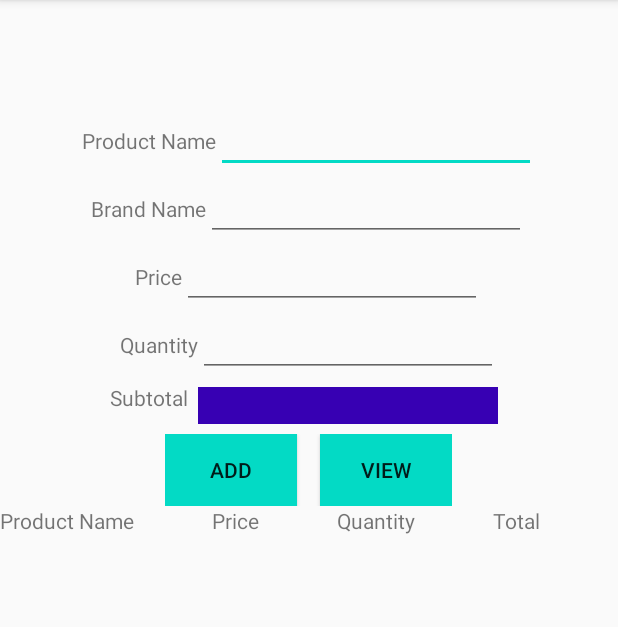
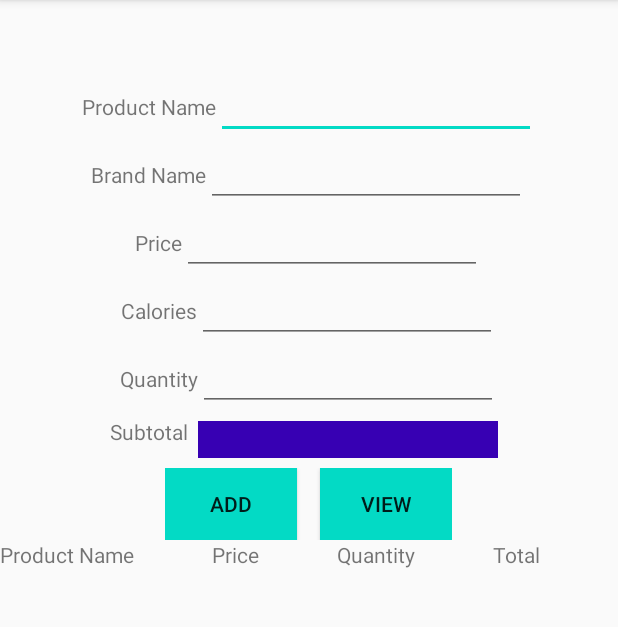
Before and after one commit to Arkhamides/GroceryManagementApp, an Android app: the screen it shows after launch (MainActivity), on a phone screen of 412 x 824 dp, the part 84-711 px from its top. Run offline under Robolectric (Android 15) with nearby library versions, the phone set to English and light mode, and no system bars.

Commit message:
casual fixes

```diff
--- a/app/src/main/java/com/joearchondis/grocerymanagement1/DatabaseHelper.java
+++ b/app/src/main/java/com/joearchondis/grocerymanagement1/DatabaseHelper.java
@@ -15,7 +15,7 @@ public class DatabaseHelper extends SQLiteOpenHelper{
     // Table Names
     private static final String TABLE_ITEMS = "items";
     private static final String TABLE_BRANDS = "brands";
-    private static final String TABLE_ITEM_VALUES = "item_values";
+    private static final String TABLE_INVENTORY = "inventory";
 
     // items Table Columns
     private static final String KEY_ITEMS_ID = "id";
@@ -27,15 +27,15 @@ public class DatabaseHelper extends SQLiteOpenHelper{
     private static final String KEY_BRANDS_ID = "id";
     private static final String KEY_BRANDS_NAME = "item_name";
 
-    // item_values Table Columns
+    // inventory Table Columns
     private static final String KEY_ITEM_VALUES_ID = "id";
     private static final String KEY_ITEM_VALUES_ITEM_ID = "item_id";
     private static final String KEY_ITEM_VALUES_MEASUREMENT = ""; // kg, ml, L, packs.
     private static final String KEY_ITEM_VALUES_CALORIES = "calories";
     private static final String KEY_ITEM_VALUES_PRICE = "price";
 
-    // people_table Table Columns
-    private static final String TABLE_NAME = "people_table";
+    // this is for testing purposes Table Columns
+    private static final String TABLE_NAME = "test_table";
     private static final String COL1 = "ID";
     private static final String COL2 = "Name";
 
@@ -168,7 +168,9 @@ public class DatabaseHelper extends SQLiteOpenHelper{
 
     public Cursor getItems() {
         SQLiteDatabase db = this.getWritableDatabase();
-        String query = "SELECT * FROM " + TABLE_ITEMS + " JOIN " + TABLE_BRANDS;
+        String query = "SELECT * FROM " + TABLE_ITEMS ;
+                //+ " JOIN " + TABLE_BRANDS +
+                //" ON " + TABLE_ITEMS + "." + KEY_ITEMS_BRAND_ID + "=" + TABLE_BRANDS + "." + KEY_BRANDS_ID ;
         Cursor data = db.rawQuery(query,null);
         return data;
     }
--- a/app/src/main/java/com/joearchondis/grocerymanagement1/MainActivity.java
+++ b/app/src/main/java/com/joearchondis/grocerymanagement1/MainActivity.java
@@ -96,6 +96,7 @@ public class MainActivity extends AppCompatActivity {
         ed2 = findViewById(R.id.i_txt_Price);
         ed3 = findViewById(R.id.i_txt_Quantity);
         ed4 = findViewById(R.id.txt_Subtotal);
+        ed6 = findViewById(R.id.i_txt_Calories);
 
         b1 = findViewById(R.id.btn_add);
         btnView = findViewById(R.id.btn_ViewData);
@@ -175,11 +176,13 @@ public class MainActivity extends AppCompatActivity {
         row.addView(t4);
         table.addView(row);
 
-        ed4.setText(String.valueOf(subTotal));
+
         ed1.setText("");
         ed2.setText("");
         ed3.setText("");
+        ed4.setText(String.valueOf(subTotal));
         ed5.setText("");
+        ed6.setText("");
         ed1.requestFocus();
 
     }
--- a/app/src/main/res/layout/activity_main.xml
+++ b/app/src/main/res/layout/activity_main.xml
@@ -64,13 +64,35 @@
     android:orientation="horizontal"
     >
 
-    <TextView
+        <TextView
+          android:layout_width="wrap_content"
+          android:layout_height="wrap_content"
+          android:text="Price" />
+
+           <EditText
+               android:id="@+id/i_txt_Price"
+               android:layout_width="wrap_content"
+               android:layout_height="wrap_content"
+               android:inputType="number"
+               android:minWidth="200dp">
+
+        </EditText>
+
+    </LinearLayout>
+
+    <LinearLayout
         android:layout_width="wrap_content"
         android:layout_height="wrap_content"
-        android:text="Price" />
+        android:orientation="horizontal"
+        >
+
+        <TextView
+            android:layout_width="wrap_content"
+            android:layout_height="wrap_content"
+            android:text="Calories" />
 
         <EditText
-            android:id="@+id/i_txt_Price"
+            android:id="@+id/i_txt_Calories"
             android:layout_width="wrap_content"
             android:layout_height="wrap_content"
             android:inputType="number"
@@ -78,7 +100,7 @@
 
         </EditText>
 
-</LinearLayout>
+    </LinearLayout>
 
     <LinearLayout
         android:layout_width="wrap_content"
@@ -202,7 +224,6 @@
         </TableLayout>
 
 
-
     </LinearLayout>
 
 </LinearLayout>
```
